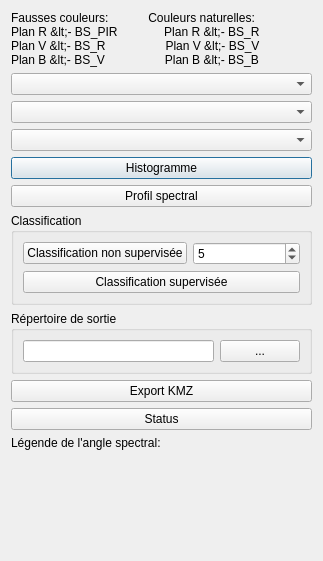
Above: ui_qgiseducation.ui from CS-SI/TerreImage before the change. Below: the same form after it.
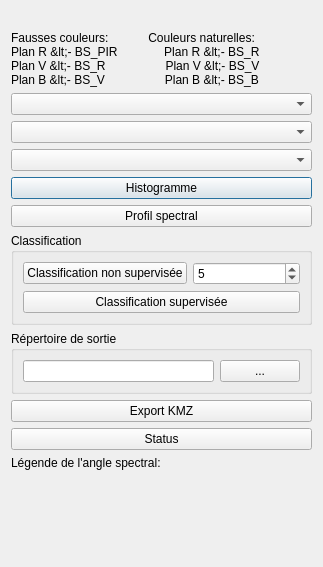
That is the form after the change.

Commit message: affichage travail en cours dans un label

What changed in the file:
```diff
--- a/ui_qgiseducation.ui
+++ b/ui_qgiseducation.ui
@@ -7,13 +7,20 @@
     <x>0</x>
     <y>0</y>
     <width>323</width>
-    <height>561</height>
+    <height>567</height>
    </rect>
   </property>
   <property name="windowTitle">
    <string>QGISEducation</string>
   </property>
   <layout class="QVBoxLayout" name="verticalLayout">
+   <item>
+    <widget class="QLabel" name="label_travail_en_cours">
+     <property name="text">
+      <string/>
+     </property>
+    </widget>
+   </item>
    <item>
     <widget class="QLabel" name="label">
      <property name="text">
```
The commit also changes 3 other files.
